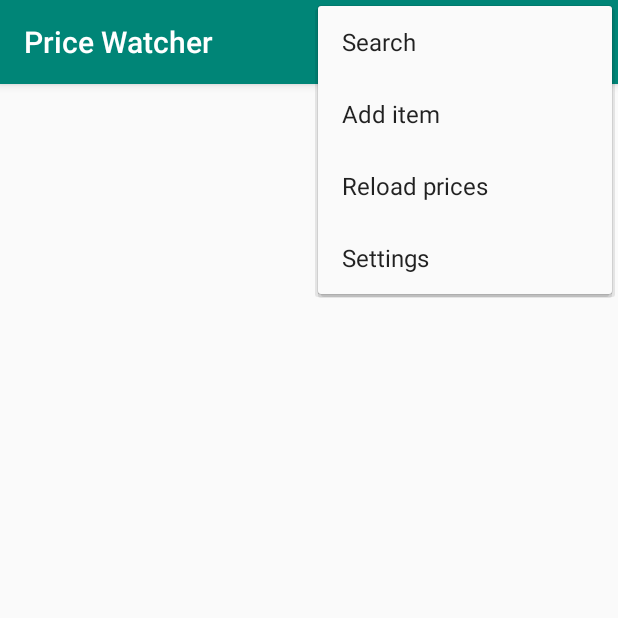
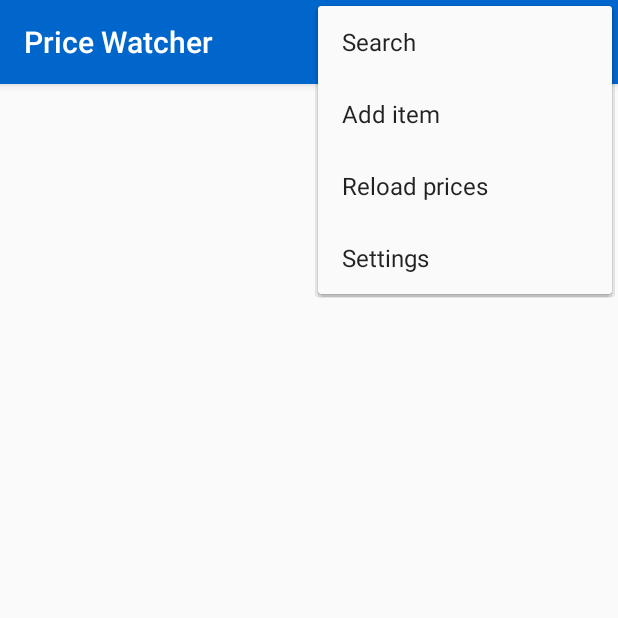
Before and after one commit to KevinApodaca/PriceWatcherAndroid, an Android app: the screen it shows after launch (MainActivity), with the options menu open, on a phone screen of 412 x 824 dp, the top half of it. Run offline under Robolectric (Android 15) with nearby library versions, the phone set to English and light mode, and no system bars; our stand-ins replace Picasso; pictures from the network do not load.

Commit message:
Added UI changes

```diff
--- a/Homework 3/app/src/main/res/values/colors.xml
+++ b/Homework 3/app/src/main/res/values/colors.xml
@@ -1,6 +1,6 @@
 <?xml version="1.0" encoding="utf-8"?>
 <resources>
-    <color name="colorPrimary">#008577</color>
-    <color name="colorPrimaryDark">#00574B</color>
+    <color name="colorPrimary">#0066CC</color>
+    <color name="colorPrimaryDark">#0066CC</color>
     <color name="colorAccent">#D81B60</color>
 </resources>
```
